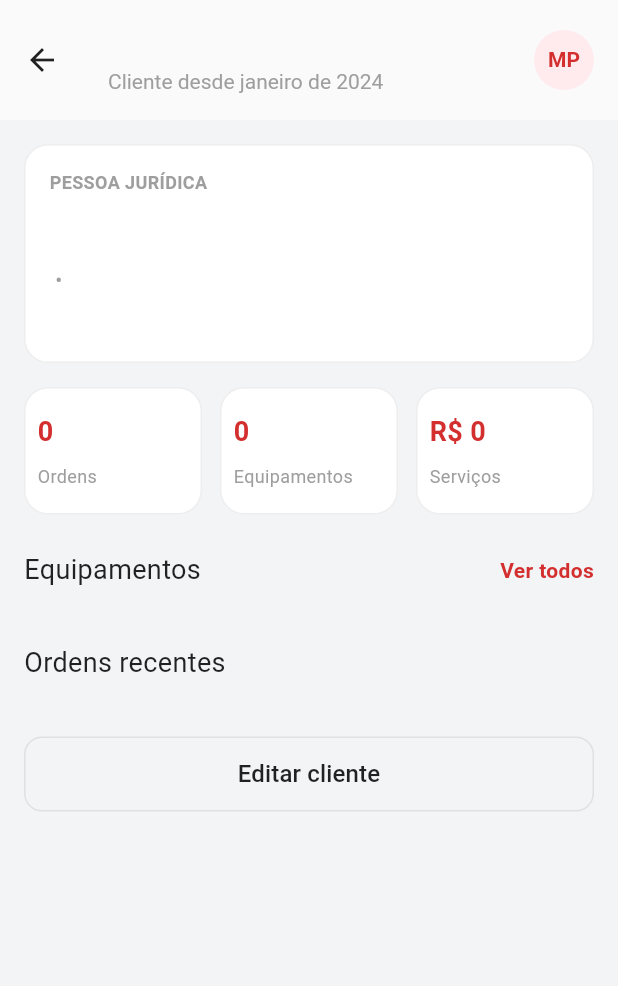
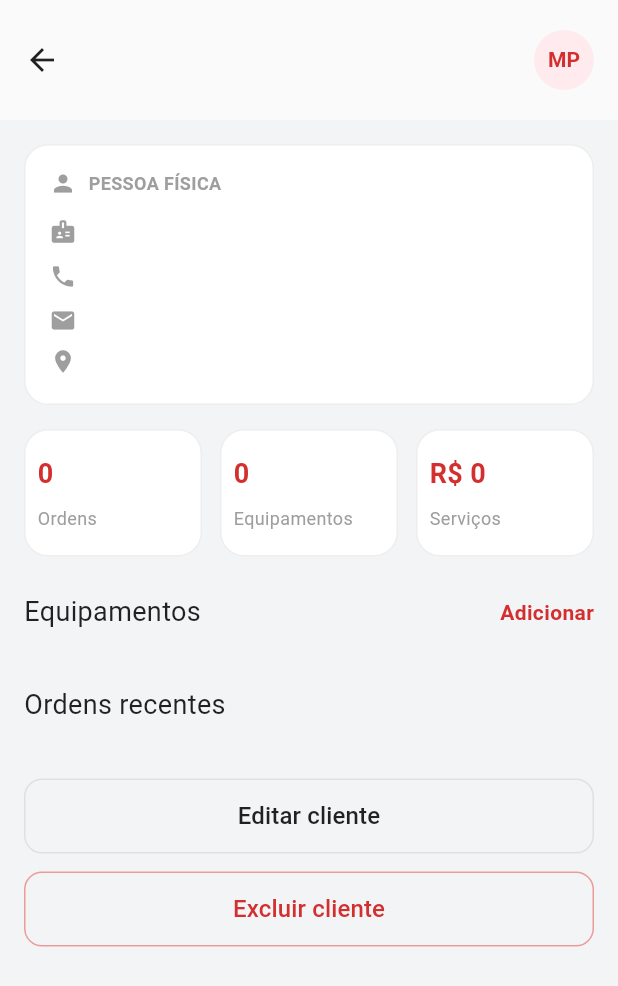
Before and after one commit to RozangelaPeixoto/fluxos, a Flutter app: the ClientDetailScreen screen opened directly with empty values, on a phone screen of 412 x 824 dp. Shown: the top 986 px of the screen. Run offline on Flutter 3.47's test engine with Material 3 defaults, Android fonts, the phone set to English and light mode, and no system bars; our stand-ins replace mask_text_input_formatter, sqflite, sqflite_common_ffi; accounts and stored records are empty.

Commit message:
feat: melhorias no cadastro e visualizacao de clientes

```diff
--- a/lib/models/client.dart
+++ b/lib/models/client.dart
@@ -5,6 +5,7 @@ class Client {
   String phone;
   String email;
   String address;
+  String createdAt;
 
   Client({
     required this.id,
@@ -13,6 +14,7 @@ class Client {
     required this.phone,
     required this.email,
     required this.address,
+    required this.createdAt,
   });
 
   Map<String, dynamic> toMap() {
@@ -23,6 +25,7 @@ class Client {
       'phone': phone,
       'email': email,
       'address': address,
+      'createdAt': createdAt,
     };
   }
 
@@ -34,6 +37,7 @@ class Client {
       phone: map['phone'],
       email: map['email'],
       address: map['address'],
+      createdAt: map['createdAt'] ?? DateTime.now().toIso8601String(),
     );
   }
 }
--- a/lib/screens/client_detail_screen.dart
+++ b/lib/screens/client_detail_screen.dart
@@ -3,6 +3,8 @@ import 'package:provider/provider.dart';
 import '../providers/app_provider.dart';
 import '../models/client.dart';
 import 'clients_screen.dart';
+import 'equipments_screen.dart';
+import '../widgets/work_order_card.dart';
 
 class ClientDetailScreen extends StatelessWidget {
   final Client client;
@@ -17,6 +19,15 @@ class ClientDetailScreen extends StatelessWidget {
         final clientEq = provider.equipments.where((e) => e.clientId == c.id).toList();
         final totalServices = clientOs.fold(0.0, (sum, o) => sum + o.totalCost);
 
+        String joinedDate = '';
+        try {
+          final dt = DateTime.parse(c.createdAt);
+          final months = ['janeiro','fevereiro','março','abril','maio','junho','julho','agosto','setembro','outubro','novembro','dezembro'];
+          joinedDate = 'Cliente desde ${months[dt.month - 1]} de ${dt.year}';
+        } catch (_) {}
+
+        final isPj = c.document.replaceAll(RegExp(r'[^0-9]'), '').length > 11;
+
         return Scaffold(
           appBar: AppBar(
             iconTheme: const IconThemeData(color: Colors.black87),
@@ -24,7 +35,8 @@ class ClientDetailScreen extends StatelessWidget {
               crossAxisAlignment: CrossAxisAlignment.start,
               children: [
                 Text(c.name, style: const TextStyle(fontWeight: FontWeight.bold, color: Colors.black87, fontSize: 22)),
-                const Text('Cliente desde janeiro de 2024', style: TextStyle(fontSize: 14, color: Colors.grey)),
+                if (joinedDate.isNotEmpty)
+                  Text(joinedDate, style: const TextStyle(fontSize: 14, color: Colors.grey)),
               ],
             ),
             actions: [
@@ -51,13 +63,46 @@ class ClientDetailScreen extends StatelessWidget {
                   child: Column(
                     crossAxisAlignment: CrossAxisAlignment.start,
                     children: [
-                      const Text('PESSOA JURÍDICA', style: TextStyle(color: Colors.grey, fontSize: 12, fontWeight: FontWeight.bold)),
+                      Row(
+                        children: [
+                          Icon(isPj ? Icons.business : Icons.person, color: Colors.grey, size: 18),
+                          const SizedBox(width: 8),
+                          Text(isPj ? 'PESSOA JURÍDICA' : 'PESSOA FÍSICA', style: const TextStyle(color: Colors.grey, fontSize: 12, fontWeight: FontWeight.bold)),
+                        ]
+                      ),
+                      const SizedBox(height: 12),
+                      Row(
+                        children: [
+                          const Icon(Icons.badge, color: Colors.grey, size: 18),
+                          const SizedBox(width: 8),
+                          Text(c.document, style: const TextStyle(fontSize: 16, color: Colors.black87)),
+                        ]
+                      ),
                       const SizedBox(height: 8),
-                      Text(c.document, style: const TextStyle(fontSize: 18, color: Colors.black87)),
-                      const SizedBox(height: 12),
-                      Text('${c.phone} • ${c.email}', style: const TextStyle(color: Colors.grey, fontSize: 14)),
+                      Row(
+                        children: [
+                          const Icon(Icons.phone, color: Colors.grey, size: 18),
+                          const SizedBox(width: 8),
+                          Text(c.phone, style: const TextStyle(fontSize: 14, color: Colors.grey)),
+                        ]
+                      ),
                       const SizedBox(height: 8),
-                      Text(c.address, style: const TextStyle(color: Colors.grey, fontSize: 14)),
+                      Row(
+                        children: [
+                          const Icon(Icons.email, color: Colors.grey, size: 18),
+                          const SizedBox(width: 8),
+                          Text(c.email, style: const TextStyle(fontSize: 14, color: Colors.grey)),
+                        ]
+                      ),
+                      const SizedBox(height: 8),
+                      Row(
+                        crossAxisAlignment: CrossAxisAlignment.start,
+                        children: [
+                          const Icon(Icons.location_on, color: Colors.grey, size: 18),
+                          const SizedBox(width: 8),
+                          Expanded(child: Text(c.address, style: const TextStyle(fontSize: 14, color: Colors.grey))),
+                        ]
+                      ),
                     ],
                   ),
                 ),
@@ -76,11 +121,16 @@ class ClientDetailScreen extends StatelessWidget {
                   mainAxisAlignment: MainAxisAlignment.spaceBetween,
                   children: [
                     const Text('Equipamentos', style: TextStyle(fontSize: 18, color: Colors.black87)),
-                    Text('Ver todos', style: TextStyle(fontSize: 14, color: Colors.red.shade700, fontWeight: FontWeight.bold)),
+                    GestureDetector(
+                      onTap: () => Navigator.push(context, MaterialPageRoute(builder: (_) => const EquipmentFormScreen())),
+                      child: Text('Adicionar', style: TextStyle(fontSize: 14, color: Colors.red.shade700, fontWeight: FontWeight.bold)),
+                    ),
                   ],
                 ),
                 const SizedBox(height: 12),
-                ...clientEq.take(2).map((eq) => Container(
+                ...clientEq.map((eq) => GestureDetector(
+                  onTap: () => Navigator.push(context, MaterialPageRoute(builder: (_) => EquipmentFormScreen(equipment: eq))),
+                  child: Container(
                     width: double.infinity,
                     margin: const EdgeInsets.only(bottom: 12),
                     padding: const EdgeInsets.all(16),
@@ -90,29 +140,15 @@ class ClientDetailScreen extends StatelessWidget {
                       children: [
                         Text('${eq.type} ${eq.brand} ${eq.model}', style: const TextStyle(fontWeight: FontWeight.bold, fontSize: 16)),
                         const SizedBox(height: 4),
-                      Text('Patrimônio ${eq.patrimony} • Ativo', style: const TextStyle(color: Colors.grey, fontSize: 14)),
+                        Text('Patrimônio ${eq.patrimony}', style: const TextStyle(color: Colors.grey, fontSize: 14)),
                       ],
+                    ),
                   ),
                 )),
                 const SizedBox(height: 24),
                 const Text('Ordens recentes', style: TextStyle(fontSize: 18, color: Colors.black87)),
                 const SizedBox(height: 12),
-                ...clientOs.take(2).map((os) => Container(
-                  width: double.infinity,
-                  margin: const EdgeInsets.only(bottom: 12),
-                  padding: const EdgeInsets.all(16),
-                  decoration: BoxDecoration(color: Colors.white, borderRadius: BorderRadius.circular(12), border: Border.all(color: Colors.grey.shade200)),
-                  child: Column(
-                    crossAxisAlignment: CrossAxisAlignment.start,
-                    children: [
-                      Text(os.code, style: const TextStyle(fontWeight: FontWeight.bold, fontSize: 16)),
-                      const SizedBox(height: 8),
-                      Text(os.description, style: const TextStyle(color: Colors.grey, fontSize: 14)),
-                      const SizedBox(height: 12),
-                      _buildStatusPill(os.status),
-                    ],
-                  ),
-                )),
+                ...clientOs.take(3).map((os) => WorkOrderCard(workOrder: os)),
                 const SizedBox(height: 24),
                 SizedBox(
                   width: double.infinity,
@@ -125,6 +161,46 @@ class ClientDetailScreen extends StatelessWidget {
                     ),
                     onPressed: () => Navigator.push(context, MaterialPageRoute(builder: (_) => ClientFormScreen(client: c))),
                     child: const Text('Editar cliente', style: TextStyle(fontSize: 16)),
+                  ),
+                ),
+                const SizedBox(height: 12),
+                SizedBox(
+                  width: double.infinity,
+                  height: 50,
+                  child: OutlinedButton(
+                    style: OutlinedButton.styleFrom(
+                      foregroundColor: Colors.red.shade700,
+                      side: BorderSide(color: Colors.red.shade200),
+                      shape: RoundedRectangleBorder(borderRadius: BorderRadius.circular(12)),
+                    ),
+                    onPressed: () {
+                      if (clientEq.isNotEmpty || clientOs.isNotEmpty) {
+                        ScaffoldMessenger.of(context).showSnackBar(
+                          const SnackBar(content: Text('Não é possível excluir o cliente. Existem equipamentos ou ordens de serviço vinculados.'), backgroundColor: Colors.red),
+                        );
+                        return;
+                      }
+
+                      showDialog(
+                        context: context,
+                        builder: (ctx) => AlertDialog(
+                          title: const Text('Excluir cliente'),
+                          content: const Text('Tem certeza que deseja excluir este cliente? Essa ação não pode ser desfeita.'),
+                          actions: [
+                            TextButton(onPressed: () => Navigator.pop(ctx), child: const Text('Cancelar')),
+                            TextButton(
+                              onPressed: () {
+                                provider.deleteClient(c.id);
+                                Navigator.pop(ctx);
+                                Navigator.pop(context);
+                              },
+                              child: const Text('Excluir', style: TextStyle(color: Colors.red))
+                            ),
+                          ],
+                        ),
+                      );
+                    },
+                    child: const Text('Excluir cliente', style: TextStyle(fontSize: 16)),
                   ),
                 ),
                 const SizedBox(height: 24),
@@ -150,14 +226,4 @@ class ClientDetailScreen extends StatelessWidget {
       ),
     );
   }
-
-  Widget _buildStatusPill(String status) {
-    Color color = Colors.blue.shade700;
-    Color bgColor = Colors.blue.shade50;
-    return Container(
-      padding: const EdgeInsets.symmetric(horizontal: 10, vertical: 4),
-      decoration: BoxDecoration(color: bgColor, borderRadius: BorderRadius.circular(12)),
-      child: Text(status, style: TextStyle(color: color, fontSize: 10, fontWeight: FontWeight.bold)),
-    );
 }
-}
--- a/pubspec.yaml
+++ b/pubspec.yaml
@@ -41,6 +41,7 @@ dependencies:
   image_picker: ^1.2.3
   uuid: ^4.6.0
   sqflite_common_ffi: ^2.4.3
+  mask_text_input_formatter: ^2.9.0
 
 dev_dependencies:
   flutter_test:
```
Also changed, not shown: lib/screens/clients_screen.dart (+44 -12 lines), lib/services/db_service.dart (+6 -2 lines), scratch_remove_appbar_overrides.dart (deleted, +0 -20 lines), pubspec.lock, 2 other files. Lines whose indentation alone changed are shown as unchanged.
